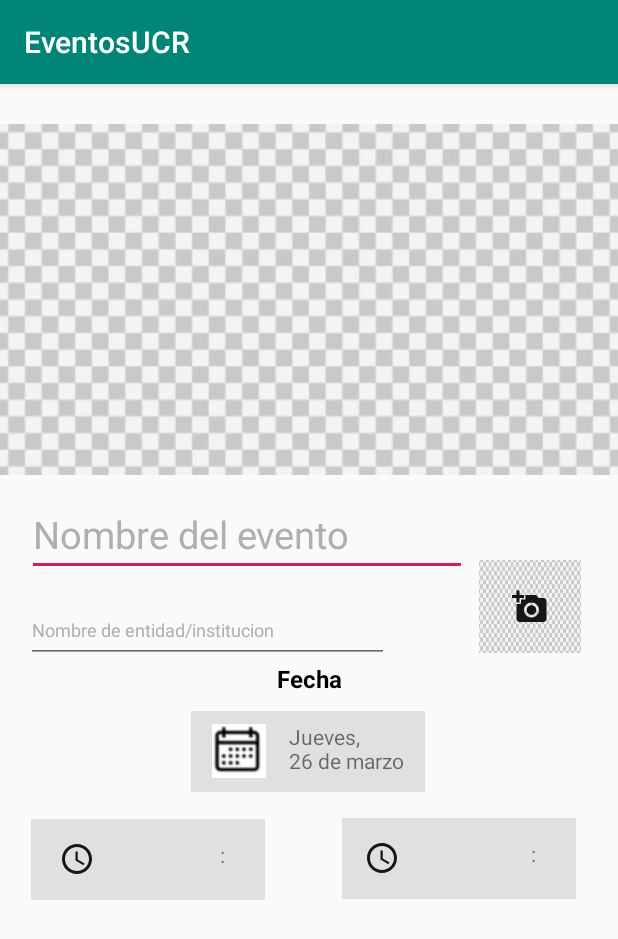
After one commit to pipo2310/EventosUCR, an Android app: the CrearEvento screen opened directly, with no data from a screen before it, on a phone screen of 412 x 824 dp. The commit adds this screen. Shown: the top 939 px of the screen. Run offline under Robolectric (Android 15) with nearby library versions, the phone set to English and light mode, and no system bars.

Commit message:
Incio pantalla de crearEvento

```diff
--- a/app/src/main/AndroidManifest.xml
+++ b/app/src/main/AndroidManifest.xml
@@ -9,6 +9,7 @@
         android:roundIcon="@mipmap/ic_launcher_round"
         android:supportsRtl="true"
         android:theme="@style/AppTheme">
+        <activity android:name=".CrearEvento"></activity>
         <activity android:name=".MainActivity">
             <intent-filter>
                 <action android:name="android.intent.action.MAIN" />
--- /dev/null
+++ b/app/src/main/java/cobit19/ecci/ucr/ac/eventosucr/CrearEvento.java
@@ -0,0 +1,70 @@
+package cobit19.ecci.ucr.ac.eventosucr;
+
+import androidx.appcompat.app.AppCompatActivity;
+import androidx.fragment.app.DialogFragment;
+
+import android.app.DatePickerDialog;
+import android.app.TimePickerDialog;
+import android.os.Bundle;
+import android.view.View;
+import android.widget.Button;
+import android.widget.DatePicker;
+import android.widget.ImageButton;
+import android.widget.TextView;
+import android.widget.TimePicker;
+import android.widget.Toast;
+
+import java.text.DateFormat;
+import java.util.Calendar;
+
+public class CrearEvento extends AppCompatActivity implements DatePickerDialog.OnDateSetListener ,TimePickerDialog.OnTimeSetListener{
+
+    @Override
+    protected void onCreate(Bundle savedInstanceState) {
+        super.onCreate(savedInstanceState);
+        setContentView(R.layout.activity_crear_evento);
+        ImageButton button = (ImageButton) findViewById(R.id.calendario);
+        button.setOnClickListener(new View.OnClickListener() {
+            @Override
+            public void onClick(View v) {
+                DialogFragment datePicker = new DatePickerFragment();
+                datePicker.show(getSupportFragmentManager(), "date picker");
+            }
+        });
+        ImageButton button1 = (ImageButton) findViewById(R.id.tiempoIniimg);
+        button1.setOnClickListener(new View.OnClickListener() {
+            @Override
+            public void onClick(View v) {
+                DialogFragment newFragment = new TimePickerFragment();
+                newFragment.show(getSupportFragmentManager(), "timePicker");
+            }
+        });
+        ImageButton button2 = (ImageButton) findViewById(R.id.tiempoFinimg);
+        button2.setOnClickListener(new View.OnClickListener() {
+            @Override
+            public void onClick(View v) {
+                DialogFragment newFragment = new TimePickerFragment();
+                newFragment.show(getSupportFragmentManager(), "timePicker");
+            }
+        });
+    }
+@Override
+    public void onDateSet(DatePicker view, int year, int month, int dayOfMonth) {
+        Calendar c = Calendar.getInstance();
+        c.set(Calendar.YEAR, year);
+        c.set(Calendar.MONTH, month);
+        c.set(Calendar.DAY_OF_MONTH, dayOfMonth);
+        String currentDateString = DateFormat.getDateInstance(DateFormat.FULL).format(c.getTime());
+
+        TextView textView = (TextView) findViewById(R.id.fecha);
+        textView.setText(currentDateString);
+    }
+@Override
+    public void onTimeSet(TimePicker view, int hourOfDay, int minute) {
+    Toast.makeText(getApplicationContext(), hourOfDay + " " + minute, Toast.LENGTH_SHORT).show();
+
+}
+
+
+
+}
--- /dev/null
+++ b/app/src/main/java/cobit19/ecci/ucr/ac/eventosucr/DatePickerFragment.java
@@ -0,0 +1,24 @@
+package cobit19.ecci.ucr.ac.eventosucr;
+
+import android.app.DatePickerDialog;
+import android.app.Dialog;
+import android.os.Bundle;
+
+import androidx.annotation.NonNull;
+import androidx.fragment.app.DialogFragment;
+
+import java.util.Calendar;
+import java.util.Objects;
+
+public class DatePickerFragment extends DialogFragment {
+    @NonNull
+    @Override
+    public Dialog onCreateDialog(Bundle savedInstanceState) {
+        Calendar c = Calendar.getInstance();
+        int year = c.get(Calendar.YEAR);
+        int month = c.get(Calendar.MONTH);
+        int day = c.get(Calendar.DAY_OF_MONTH);
+
+        return new DatePickerDialog(Objects.requireNonNull(getActivity()), (DatePickerDialog.OnDateSetListener) getActivity(), year, month, day);
+    }
+}
--- a/app/src/main/java/cobit19/ecci/ucr/ac/eventosucr/MainActivity.java
+++ b/app/src/main/java/cobit19/ecci/ucr/ac/eventosucr/MainActivity.java
@@ -2,7 +2,10 @@ package cobit19.ecci.ucr.ac.eventosucr;
 
 import androidx.appcompat.app.AppCompatActivity;
 
+import android.content.Intent;
 import android.os.Bundle;
+import android.view.View;
+import android.widget.Button;
 import android.widget.Toast;
 
 import java.util.Calendar;
@@ -14,6 +17,13 @@ public class MainActivity extends AppCompatActivity {
     protected void onCreate(Bundle savedInstanceState) {
         super.onCreate(savedInstanceState);
         setContentView(R.layout.activity_main);
+        Button button = (Button) findViewById(R.id.button);
+        button.setOnClickListener(new View.OnClickListener() {
+            @Override
+            public void onClick(View v) {
+                cambiarDePantalla();
+            }
+        });
 
         // Ejemplo de uso para verificar que funciona
         Calendar fechaInicio = Calendar.getInstance();
@@ -39,4 +49,9 @@ public class MainActivity extends AppCompatActivity {
             Toast.makeText(getApplicationContext(), nuevoEvento.toString(), Toast.LENGTH_LONG).show();
         }
     }
+
+    public void cambiarDePantalla() {
+        Intent a =new Intent(this,CrearEvento.class);
+        startActivity(a);
+    }
 }
--- /dev/null
+++ b/app/src/main/java/cobit19/ecci/ucr/ac/eventosucr/TimePickerFragment.java
@@ -0,0 +1,34 @@
+package cobit19.ecci.ucr.ac.eventosucr;
+
+import android.app.Dialog;
+import android.app.TimePickerDialog;
+import android.os.Bundle;
+import android.text.format.DateFormat;
+import android.widget.TimePicker;
+import android.widget.Toast;
+
+import androidx.fragment.app.DialogFragment;
+
+import java.util.Calendar;
+
+public class TimePickerFragment extends DialogFragment
+    implements TimePickerDialog.OnTimeSetListener
+        {
+
+    @Override
+    public Dialog onCreateDialog(Bundle savedInstanceState) {
+        // Use the current time as the default values for the picker
+        final Calendar c = Calendar.getInstance();
+        int hour = c.get(Calendar.HOUR_OF_DAY);
+        int minute = c.get(Calendar.MINUTE);
+
+        // Create a new instance of TimePickerDialog and return it
+        return new TimePickerDialog(getActivity(), this, hour, minute,
+                DateFormat.is24HourFormat(getActivity()));
+    }
+
+            @Override
+            public void onTimeSet(TimePicker view, int hourOfDay, int minute) {
+
+            }
+        }
--- /dev/null
+++ b/app/src/main/res/drawable/ic_access_time_black_24dp.xml
@@ -0,0 +1,5 @@
+<vector android:height="24dp" android:tint="#161616"
+    android:viewportHeight="24.0" android:viewportWidth="24.0"
+    android:width="24dp" xmlns:android="http://schemas.android.com/apk/res/android">
+    <path android:fillColor="#FF000000" android:pathData="M11.99,2C6.47,2 2,6.48 2,12s4.47,10 9.99,10C17.52,22 22,17.52 22,12S17.52,2 11.99,2zM12,20c-4.42,0 -8,-3.58 -8,-8s3.58,-8 8,-8 8,3.58 8,8 -3.58,8 -8,8zM12.5,7H11v6l5.25,3.15 0.75,-1.23 -4.5,-2.67z"/>
+</vector>
--- /dev/null
+++ b/app/src/main/res/drawable/ic_add_a_photo_black_24dp.xml
@@ -0,0 +1,5 @@
+<vector android:height="24dp" android:tint="#161616"
+    android:viewportHeight="24.0" android:viewportWidth="24.0"
+    android:width="24dp" xmlns:android="http://schemas.android.com/apk/res/android">
+    <path android:fillColor="#FF000000" android:pathData="M3,4L3,1h2v3h3v2L5,6v3L3,9L3,6L0,6L0,4h3zM6,10L6,7h3L9,4h7l1.83,2L21,6c1.1,0 2,0.9 2,2v12c0,1.1 -0.9,2 -2,2L5,22c-1.1,0 -2,-0.9 -2,-2L3,10h3zM13,19c2.76,0 5,-2.24 5,-5s-2.24,-5 -5,-5 -5,2.24 -5,5 2.24,5 5,5zM9.8,14c0,1.77 1.43,3.2 3.2,3.2s3.2,-1.43 3.2,-3.2 -1.43,-3.2 -3.2,-3.2 -3.2,1.43 -3.2,3.2z"/>
+</vector>
--- /dev/null
+++ b/app/src/main/res/layout/activity_crear_evento.xml
@@ -0,0 +1,200 @@
+<?xml version="1.0" encoding="utf-8"?>
+<ScrollView xmlns:android="http://schemas.android.com/apk/res/android"
+    xmlns:app="http://schemas.android.com/apk/res-auto"
+    xmlns:tools="http://schemas.android.com/tools"
+    android:layout_width="match_parent"
+    android:layout_height="match_parent"
+    tools:context=".CrearEvento">
+
+
+        <androidx.constraintlayout.widget.ConstraintLayout
+            android:layout_width="match_parent"
+            android:layout_height="wrap_content"
+            android:orientation="vertical" >
+
+            <ImageView
+                android:id="@+id/imageView"
+                android:layout_width="wrap_content"
+                android:layout_height="wrap_content"
+                android:layout_marginStart="17dp"
+                android:layout_marginTop="16dp"
+                android:layout_marginEnd="18dp"
+                android:layout_marginBottom="1dp"
+                app:layout_constraintBottom_toTopOf="@+id/nombreEvento"
+                app:layout_constraintEnd_toEndOf="parent"
+                app:layout_constraintStart_toStartOf="parent"
+                app:layout_constraintTop_toTopOf="parent"
+                app:srcCompat="@drawable/imagenblanco" />
+
+            <EditText
+                android:id="@+id/nombreEvento"
+                android:layout_width="wrap_content"
+                android:layout_height="wrap_content"
+                android:layout_marginEnd="34dp"
+                android:ems="10"
+                android:inputType="textPersonName"
+                android:text="Nombre del evento"
+                android:textColor="#AFAFAF"
+                android:textSize="25sp"
+                app:layout_constraintBottom_toBottomOf="parent"
+                app:layout_constraintEnd_toEndOf="parent"
+                app:layout_constraintHorizontal_bias="0.216"
+                app:layout_constraintStart_toStartOf="parent"
+                app:layout_constraintTop_toTopOf="parent"
+                app:layout_constraintVertical_bias="0.458" />
+
+            <EditText
+                android:id="@+id/nombreInstitucion"
+                android:layout_width="242dp"
+                android:layout_height="44dp"
+                android:layout_marginTop="14dp"
+                android:ems="10"
+                android:inputType="textPersonName"
+                android:text="Nombre de entidad/institucion"
+                android:textColor="#AFAFAF"
+                android:textSize="12sp"
+                app:layout_constraintBottom_toBottomOf="parent"
+                app:layout_constraintEnd_toEndOf="parent"
+                app:layout_constraintHorizontal_bias="0.101"
+                app:layout_constraintStart_toStartOf="parent"
+                app:layout_constraintTop_toBottomOf="@+id/nombreEvento"
+                app:layout_constraintVertical_bias="0.0" />
+
+            <ImageButton
+
+                android:id="@+id/agregarImagen"
+                android:layout_width="68dp"
+                android:layout_height="62dp"
+                android:background="@drawable/imagenblanco"
+                app:layout_constraintBottom_toBottomOf="parent"
+                app:layout_constraintEnd_toEndOf="parent"
+                app:layout_constraintHorizontal_bias="0.929"
+                app:layout_constraintStart_toStartOf="parent"
+                app:layout_constraintTop_toTopOf="parent"
+                app:layout_constraintVertical_bias="0.539"
+                app:srcCompat="@drawable/ic_add_a_photo_black_24dp" />
+
+            <TextView
+                android:id="@+id/titulofecha"
+                android:layout_width="wrap_content"
+                android:layout_height="wrap_content"
+                android:text="Fecha"
+                android:textColor="#000000"
+                android:textSize="16sp"
+                android:textStyle="bold"
+                app:layout_constraintBottom_toBottomOf="parent"
+                app:layout_constraintEnd_toEndOf="parent"
+                app:layout_constraintStart_toStartOf="parent"
+                app:layout_constraintTop_toTopOf="parent"
+                app:layout_constraintVertical_bias="0.613" />
+
+            <ImageView
+                android:id="@+id/fondo"
+                android:layout_width="156dp"
+                android:layout_height="54dp"
+                android:background="#E0E0E0"
+                app:layout_constraintBottom_toBottomOf="parent"
+                app:layout_constraintEnd_toEndOf="parent"
+                app:layout_constraintHorizontal_bias="0.498"
+                app:layout_constraintStart_toStartOf="parent"
+                app:layout_constraintTop_toTopOf="parent"
+                app:layout_constraintVertical_bias="0.7" />
+
+            <TextView
+                android:id="@+id/fecha"
+                android:layout_width="wrap_content"
+                android:layout_height="wrap_content"
+                android:text="Jueves, \n26 de marzo"
+                app:layout_constraintBottom_toBottomOf="@+id/fondo"
+                app:layout_constraintEnd_toEndOf="@+id/fondo"
+                app:layout_constraintHorizontal_bias="0.825"
+                app:layout_constraintStart_toStartOf="@+id/fondo"
+                app:layout_constraintTop_toTopOf="@+id/fondo"
+                app:layout_constraintVertical_bias="0.4" />
+
+            <ImageButton
+                android:id="@+id/calendario"
+                android:layout_width="wrap_content"
+                android:layout_height="wrap_content"
+                android:background="#00FFFFFF"
+                app:layout_constraintBottom_toBottomOf="@+id/fondo"
+                app:layout_constraintEnd_toEndOf="@+id/fondo"
+                app:layout_constraintHorizontal_bias="0.116"
+                app:layout_constraintStart_toStartOf="@+id/fondo"
+                app:layout_constraintTop_toBottomOf="@+id/titulofecha"
+                app:layout_constraintVertical_bias="0.685"
+                app:srcCompat="@drawable/calendaricon" />
+
+            <ImageView
+                android:id="@+id/fondotiempoIni"
+                android:layout_width="156dp"
+                android:layout_height="54dp"
+                android:background="#E0E0E0"
+                app:layout_constraintBottom_toBottomOf="parent"
+                app:layout_constraintEnd_toEndOf="parent"
+                app:layout_constraintHorizontal_bias="0.082"
+                app:layout_constraintStart_toStartOf="parent"
+                app:layout_constraintTop_toTopOf="parent"
+                app:layout_constraintVertical_bias="0.821" />
+            <TextView
+                android:id="@+id/tiempoInicio"
+                android:layout_width="wrap_content"
+                android:layout_height="wrap_content"
+                    android:text=":"
+                app:layout_constraintBottom_toBottomOf="@+id/fondotiempoIni"
+                app:layout_constraintEnd_toEndOf="@+id/fondotiempoIni"
+                app:layout_constraintHorizontal_bias="0.825"
+                app:layout_constraintStart_toStartOf="@+id/fondotiempoIni"
+                app:layout_constraintTop_toTopOf="@+id/fondotiempoIni"
+                app:layout_constraintVertical_bias="0.4" />
+
+            <ImageButton
+                android:id="@+id/tiempoIniimg"
+                android:layout_width="wrap_content"
+                android:layout_height="wrap_content"
+                android:background="#00FFFFFF"
+                app:layout_constraintBottom_toBottomOf="@+id/fondotiempoIni"
+                app:layout_constraintEnd_toEndOf="@+id/fondotiempoIni"
+                app:layout_constraintHorizontal_bias="0.143"
+                app:layout_constraintStart_toStartOf="@+id/fondotiempoIni"
+                app:layout_constraintTop_toTopOf="@+id/fondotiempoIni"
+                app:srcCompat="@drawable/ic_access_time_black_24dp" />
+
+            <ImageView
+                android:id="@+id/fondotiempoFin"
+                android:layout_width="156dp"
+                android:layout_height="54dp"
+                android:background="#E0E0E0"
+                app:layout_constraintBottom_toBottomOf="parent"
+                app:layout_constraintEnd_toEndOf="parent"
+                app:layout_constraintHorizontal_bias="0.89"
+                app:layout_constraintStart_toStartOf="parent"
+                app:layout_constraintTop_toTopOf="parent"
+                app:layout_constraintVertical_bias="0.82" />
+
+            <TextView
+                android:id="@+id/tiempoFin"
+                android:layout_width="wrap_content"
+                android:layout_height="wrap_content"
+                android:text=":"
+                app:layout_constraintBottom_toBottomOf="@+id/fondotiempoFin"
+                app:layout_constraintEnd_toEndOf="@+id/fondotiempoFin"
+                app:layout_constraintHorizontal_bias="0.825"
+                app:layout_constraintStart_toStartOf="@+id/fondotiempoFin"
+                app:layout_constraintTop_toTopOf="@+id/fondotiempoFin"
+                app:layout_constraintVertical_bias="0.4" />
+
+            <ImageButton
+                android:id="@+id/tiempoFinimg"
+                android:layout_width="wrap_content"
+                android:layout_height="wrap_content"
+                android:background="#00FFFFFF"
+                app:layout_constraintBottom_toBottomOf="@+id/fondotiempoFin"
+                app:layout_constraintEnd_toEndOf="@+id/fondotiempoFin"
+                app:layout_constraintHorizontal_bias="0.113"
+                app:layout_constraintStart_toStartOf="@+id/fondotiempoFin"
+                app:layout_constraintTop_toTopOf="@+id/fondotiempoFin"
+                app:srcCompat="@drawable/ic_access_time_black_24dp" />
+
+        </androidx.constraintlayout.widget.ConstraintLayout>
+    </ScrollView>
--- a/app/src/main/res/layout/activity_main.xml
+++ b/app/src/main/res/layout/activity_main.xml
@@ -15,4 +15,12 @@
         app:layout_constraintRight_toRightOf="parent"
         app:layout_constraintTop_toTopOf="parent" />
 
+    <Button
+        android:id="@+id/button"
+        android:layout_width="wrap_content"
+        android:layout_height="wrap_content"
+        android:text="Button"
+        tools:layout_editor_absoluteX="141dp"
+        tools:layout_editor_absoluteY="201dp" />
+
 </androidx.constraintlayout.widget.ConstraintLayout>
--- a/build.gradle
+++ b/build.gradle
@@ -7,7 +7,7 @@ buildscript {
 
     }
     dependencies {
-        classpath 'com.android.tools.build:gradle:3.6.1'
+        classpath 'com.android.tools.build:gradle:3.6.3'
 
         // NOTE: Do not place your application dependencies here; they belong
         // in the individual module build.gradle files
```
Also changed, not shown: app/src/main/res/drawable-v24/calendaricon.png (added), app/src/main/res/drawable-v24/imagenblanco.jpg (added).
